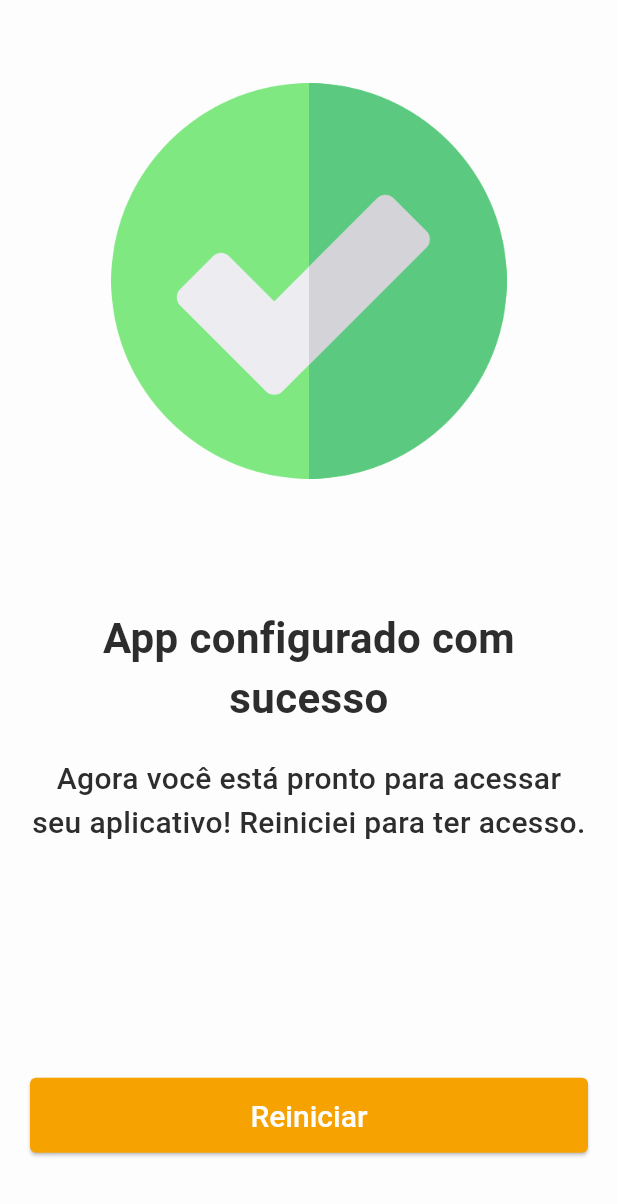
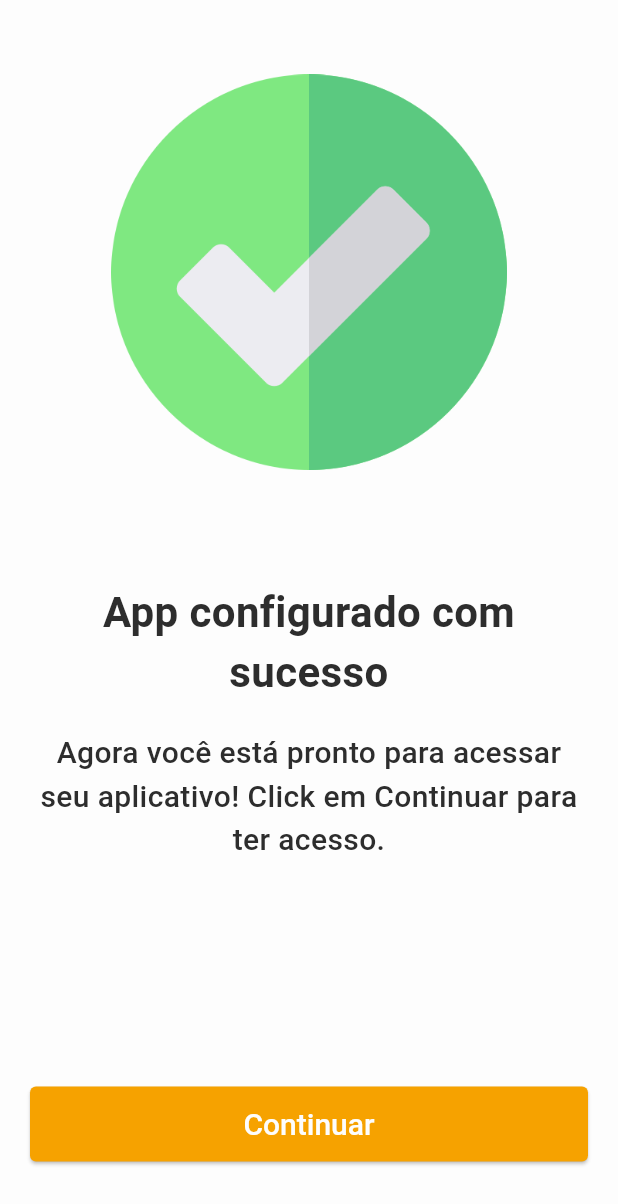
Before and after one commit to ApenasEsdras/troctroc, a Flutter app: the OnBoardingScreenSuccess screen opened by its route, on a phone screen of 412 x 824 dp. Shown: the top 1204 px of the screen. Run offline on Flutter 3.47's test engine with Material 3 defaults, Android fonts, the phone set to English and light mode, and no system bars; our stand-ins replace cloud_firestore, firebase_core, flutter_local_notifications, flutter_modular, hive, hive_flutter and 2 more; missing offline and left inert: restart_app; accounts and stored records are empty.

Commit message:
ajustes no texts

```diff
--- a/lib/src/app_widget.dart
+++ b/lib/src/app_widget.dart
@@ -12,9 +12,6 @@ class AppWidget extends StatelessWidget {
     return MaterialApp.router(
       title: 'AppInnovaro',
       theme: ThemeConfig.temaInnovaro,
-      // theme: ThemeConfig.temaApp != 'innovaro'
-      //     ? ThemeConfig.temaFortesInnovaro
-      //     : ThemeConfig.temaInnovaro,
       routerConfig: Modular.routerConfig,
       debugShowCheckedModeBanner: false,
     );
--- a/lib/src/constants/text_strings.dart
+++ b/lib/src/constants/text_strings.dart
@@ -17,7 +17,7 @@ const String OnBoardingText2 =
 
 const String OnBoardingText3 =
     'Agora você está pronto para acessar seu aplicativo! '
-    'Reiniciei para ter acesso. ';
+    'Click em Continuar para ter acesso. ';
 
 const String OnBoardingToken = 'Gerar chave';
 const String OnBoardingError = 'Código inválido';
--- a/lib/src/features/onboarding/onboarding_service.dart
+++ b/lib/src/features/onboarding/onboarding_service.dart
@@ -19,8 +19,6 @@ class OnboardingService {
         'android': {
           'apiKey': data['android']['apiKey'],
           'appId': data['android']['appId'],
-          // 'authDomain': data['android']['authDomain'],
-          // 'measurementId': data['android']['measurementId'],
           'messagingSenderId': data['android']['messagingSenderId'],
           'projectId': data['android']['projectId'],
           'storageBucket': data['android']['storageBucket'],
@@ -37,13 +35,10 @@ class OnboardingService {
         'ios': {
           'apiKey': data['ios']['apiKey'],
           'appId': data['ios']['appId'],
-          // 'authDomain': data['ios']['authDomain'],
-          // 'measurementId': data['ios']['measurementId'],
           'messagingSenderId': data['ios']['messagingSenderId'],
           'projectId': data['ios']['projectId'],
           'storageBucket': data['ios']['storageBucket'],
         },
-
       };
       if (kDebugMode) {
         print('dados do firebase ');
--- a/lib/src/features/onboarding/screen/onboarding_screen.dart
+++ b/lib/src/features/onboarding/screen/onboarding_screen.dart
@@ -13,7 +13,7 @@ import '../../../styles/text_styles.dart';
 import '../onboarding_service.dart';
 
 class OnBoardingScreen extends StatefulWidget {
-  const OnBoardingScreen({Key? key}) : super(key: key);
+  const OnBoardingScreen({super.key});
 
   @override
   State<OnBoardingScreen> createState() => _OnBoardingScreenState();
--- a/lib/src/features/onboarding/screen/onboarding_screen_success.dart
+++ b/lib/src/features/onboarding/screen/onboarding_screen_success.dart
@@ -56,7 +56,7 @@ class OnBoardingScreenSuccess extends StatelessWidget {
                     onPressed: () async {
                       Restart.restartApp();
                     },
-                    child: const Text('Reiniciar'),
+                    child: const Text('Continuar'),
                   ),
                 ),
               ],
```
